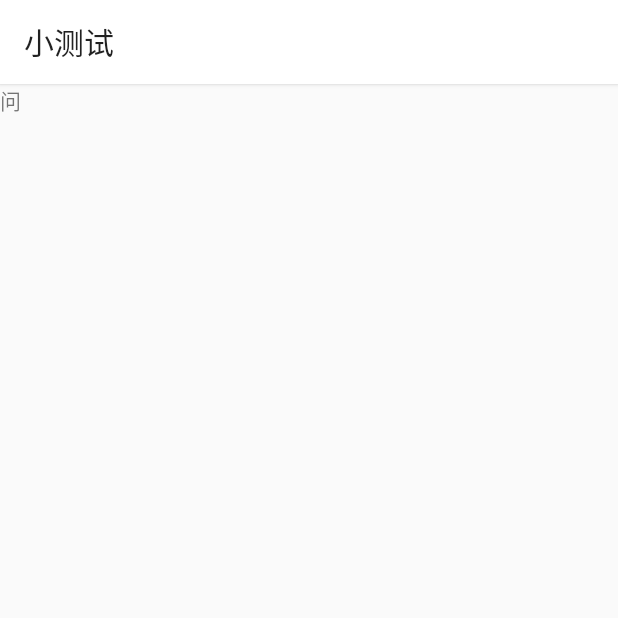
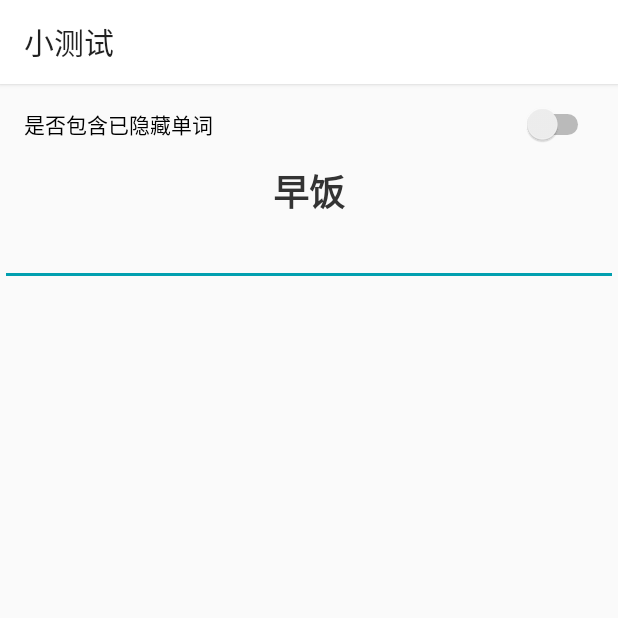
Before and after one commit to mmm3w/JLPT-Mitsuki, an Android app: the TestingActivity screen opened directly, with no data from a screen before it, on a phone screen of 412 x 824 dp, the top half of it. Run offline under Robolectric (Android 15) with nearby library versions, the phone set to English and light mode, and no system bars; libraries missing offline, so code that uses them is left out: com.uber.autodispose, org.kodein.di; 1 statement that could not run was skipped.

Commit message:
update)调整了部分代码结构

```diff
--- a/app/src/main/java/com/mitsuki/jlpt/model/SettingModel.kt
+++ b/app/src/main/java/com/mitsuki/jlpt/model/SettingModel.kt
@@ -18,12 +18,8 @@ class SettingModel(
     private val db: MyDataBase
 ) : BaseModel() {
     fun getSetting(): List<Setting> {
-        val ttsSetting = Setting("TTS设置", "TTS方式选择、TTS设置、TTS发声示例")
-        val updateSetting = Setting("更新词表", "联网更新所有单词表")
-        val dataDebugSetting = Setting("数据调试", "测试功能")
-        return arrayListOf(updateSetting, ttsSetting, dataDebugSetting)
+        return Setting.createGroup()
     }
-
 
     @SuppressLint("CheckResult")
     fun requestVersion(): Observable<Int> {
--- a/app/src/main/java/com/mitsuki/jlpt/module/SettingKodeinModule.kt
+++ b/app/src/main/java/com/mitsuki/jlpt/module/SettingKodeinModule.kt
@@ -3,8 +3,6 @@ package com.mitsuki.jlpt.module
 import androidx.fragment.app.FragmentActivity
 import androidx.lifecycle.ViewModelProvider
 import com.mitsuki.jlpt.model.SettingModel
-import com.mitsuki.jlpt.model.SPRepository
-import com.mitsuki.jlpt.ui.adapter.SettingAdapter
 import com.mitsuki.jlpt.viewmodel.SettingViewModel
 import com.mitsuki.jlpt.viewmodel.SettingViewModelFactory
 import org.kodein.di.Kodein
--- a/app/src/main/java/com/mitsuki/jlpt/viewmodel/TTSSettingViewState.kt
+++ b/app/src/main/java/com/mitsuki/jlpt/viewmodel/TTSSettingViewState.kt
@@ -2,4 +2,8 @@ package com.mitsuki.jlpt.viewmodel
 
 import com.mitsuki.jlpt.entity.Setting
 
-data class TTSSettingViewState(val items: List<Setting>? = null)
+data class TTSSettingViewState(
+    val items: List<Setting>? = null,
+    val ttsList: ArrayList<String>? = null,
+    val ttsSelection: Int = 0
+)
--- a/app/src/main/res/layout/activity_testing.xml
+++ b/app/src/main/res/layout/activity_testing.xml
@@ -6,10 +6,27 @@
 
     <include layout="@layout/include_title" />
 
+    <Switch
+        android:layout_width="match_parent"
+        android:layout_height="wrap_content"
+        android:padding="16dp"
+        android:text="是否包含已隐藏单词" />
+
+
     <TextView
-        android:layout_width="wrap_content"
+        android:layout_width="match_parent"
         android:layout_height="wrap_content"
-        android:text="问"/>
+        android:gravity="center"
+        android:text="早饭"
+        android:textColor="@color/_333333"
+        android:textSize="24sp"
+        android:textStyle="bold" />
+
+    <EditText
+        android:layout_width="match_parent"
+        android:layout_height="wrap_content"/>
+
+
 
 
 </LinearLayout>
--- a/app/src/main/res/values/colors.xml
+++ b/app/src/main/res/values/colors.xml
@@ -7,4 +7,5 @@
 
     <color name="white">#ffffff</color>
     <color name="black">#000000</color>
+    <color name="_333333">#333333</color>
 </resources>
```
Also changed, not shown: app/src/main/java/com/mitsuki/jlpt/base/BaseAdapter.kt (+8 -4 lines), app/src/main/java/com/mitsuki/jlpt/entity/Setting.kt (+42 -2 lines), app/src/main/java/com/mitsuki/jlpt/model/TTSSettingModel.kt (+14 -9 lines), app/src/main/java/com/mitsuki/jlpt/ui/activity/SettingActivity.kt (+7 -7 lines), app/src/main/java/com/mitsuki/jlpt/ui/activity/TTSSettingActivity.kt (+31 -14 lines), app/src/main/java/com/mitsuki/jlpt/ui/adapter/DefaultSettingAdapter.kt (renamed from app/src/main/java/com/mitsuki/jlpt/ui/adapter/SettingAdapter.kt, +3 -5 lines), app/src/main/java/com/mitsuki/jlpt/viewmodel/TTSSettingViewModel.kt (+10 -0 lines).
